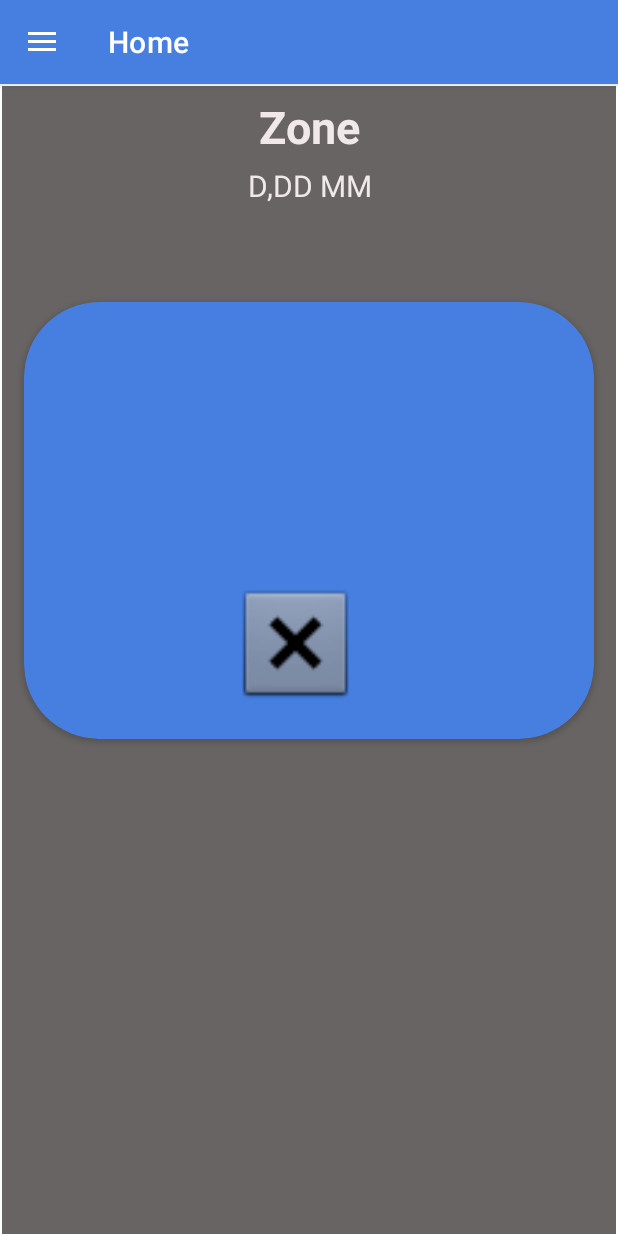
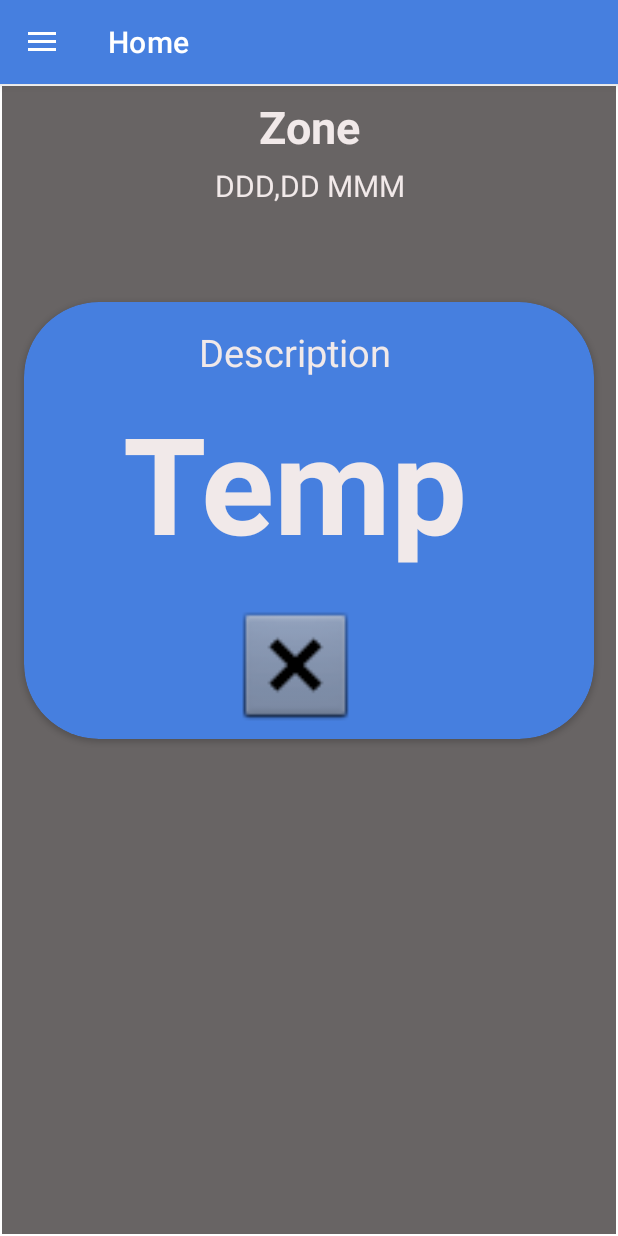
Before and after one commit to FaridaBahi/WeatherForecast, an Android app: the screen it shows after launch (MainActivity), on a phone screen of 412 x 824 dp. Run offline under Robolectric (Android 15) with nearby library versions, the phone set to English and light mode, and no system bars; our stand-ins replace navigation-ui; pictures from the network do not load.

Commit message:
Some UI updates

```diff
--- a/app/src/main/res/layout/fragment_home.xml
+++ b/app/src/main/res/layout/fragment_home.xml
@@ -32,7 +32,7 @@
             android:layout_width="wrap_content"
             android:layout_height="wrap_content"
             android:layout_marginTop="5dp"
-            android:text="D,DD MM"
+            android:text="DDD,DD MMM"
             android:textColor="#F1E9E9"
             android:textSize="20sp"
             app:layout_constraintEnd_toEndOf="@+id/location_tv_home"
@@ -75,9 +75,9 @@
                     android:id="@+id/temp_tv_home"
                     android:layout_width="wrap_content"
                     android:layout_height="wrap_content"
-                    android:layout_marginStart="1dp"
-                    android:layout_marginTop="45dp"
+                    android:layout_marginTop="60dp"
                     android:gravity="center"
+                    android:text="Temp"
                     android:textColor="#F1E9E9"
                     android:textSize="90sp"
                     android:textStyle="bold"
@@ -94,6 +94,19 @@
                     app:layout_constraintEnd_toEndOf="@+id/temp_tv_home"
                     app:layout_constraintStart_toStartOf="@+id/temp_tv_home"
                     app:layout_constraintTop_toBottomOf="@+id/temp_tv_home" />
+
+                <TextView
+                    android:id="@+id/description_home_tv"
+                    android:layout_width="wrap_content"
+                    android:layout_height="wrap_content"
+                    android:layout_marginTop="16dp"
+                    android:gravity="center"
+                    android:text="Description"
+                    android:textColor="@color/white_used"
+                    android:textSize="25sp"
+                    app:layout_constraintEnd_toEndOf="parent"
+                    app:layout_constraintStart_toStartOf="parent"
+                    app:layout_constraintTop_toTopOf="parent" />
 
             </androidx.constraintlayout.widget.ConstraintLayout>
 
--- a/app/src/main/res/layout/hourly_item.xml
+++ b/app/src/main/res/layout/hourly_item.xml
@@ -27,8 +27,8 @@
 
         <ImageView
             android:id="@+id/icon_hourly_item"
-            android:layout_width="wrap_content"
-            android:layout_height="wrap_content"
+            android:layout_width="115dp"
+            android:layout_height="88dp"
             android:layout_marginTop="15dp"
             app:layout_constraintEnd_toEndOf="@+id/hour_tv"
             app:layout_constraintStart_toStartOf="@+id/hour_tv"
```
Also changed, not shown: app/src/main/java/com/example/myweather/home/view/Home.kt (+19 -11 lines), app/src/main/java/com/example/myweather/home/view/HomeDailyAdapter.kt (+8 -1 lines), app/src/main/java/com/example/myweather/home/view/HomeHourlyAdapter.kt (+9 -3 lines).
